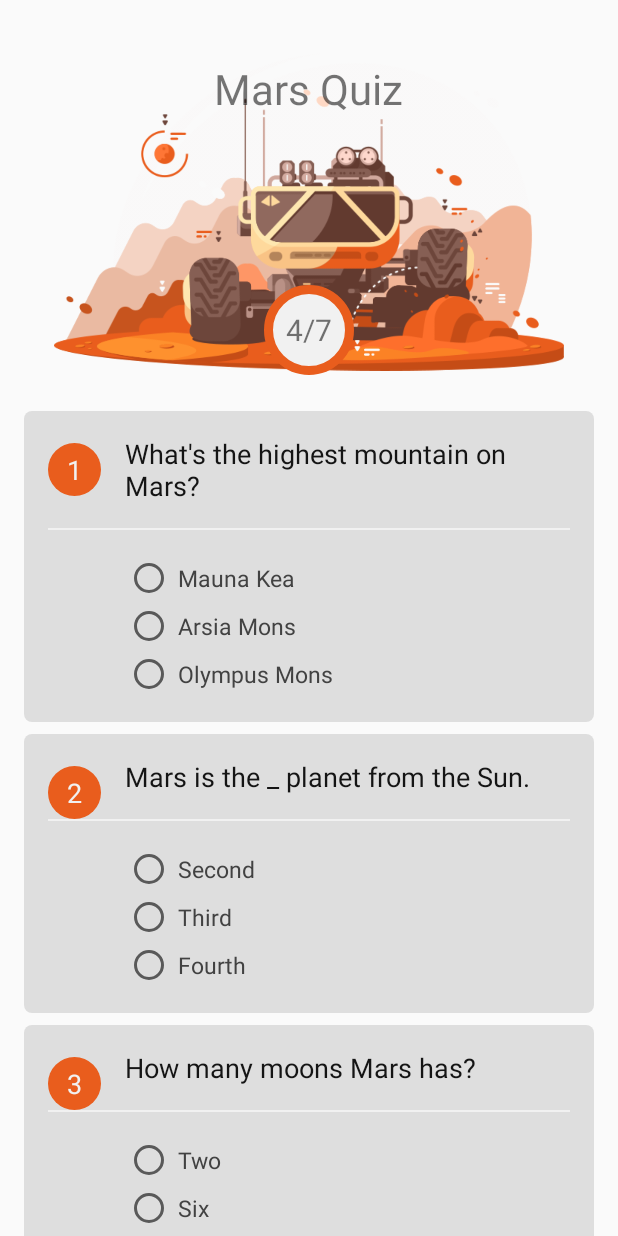
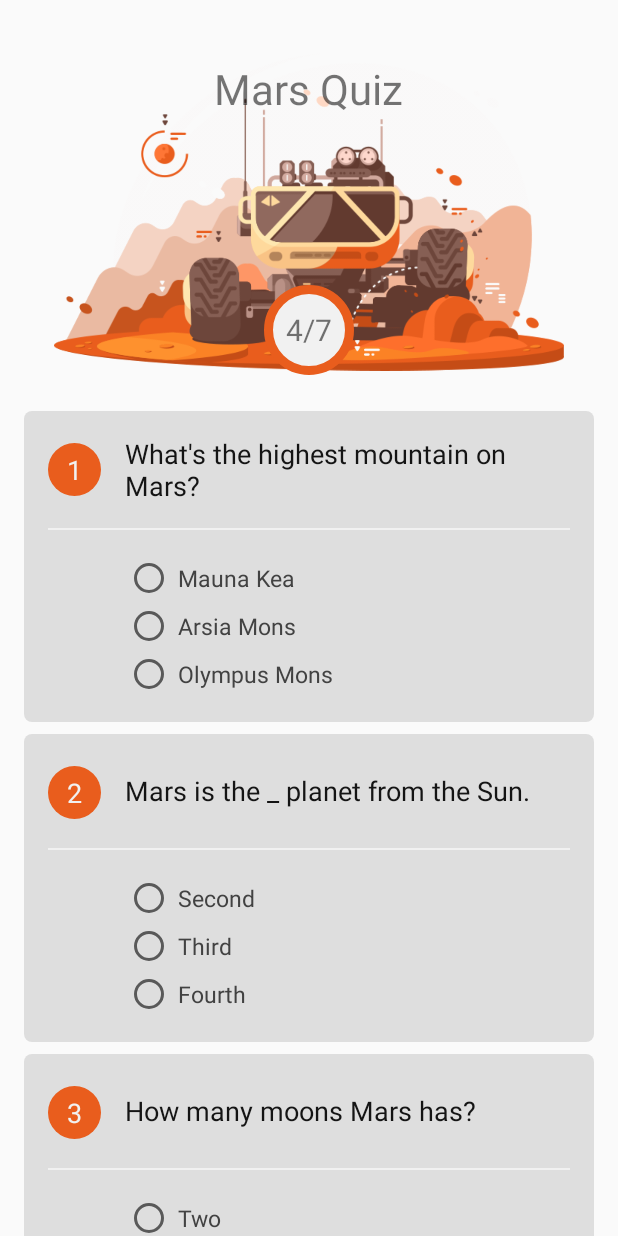
Before and after one commit to danieldogeanu/QuizApp, an Android app: the screen it shows after launch (MainActivity), on a phone screen of 412 x 824 dp. Run offline under Robolectric (Android 15) with nearby library versions, the phone set to English and light mode, and no system bars.

Commit message:
Fixed the Question and Divider Alignment Problems

```diff
--- a/app/src/main/res/values/styles.xml
+++ b/app/src/main/res/values/styles.xml
@@ -29,9 +29,11 @@
     <style name="QuizQuestion">
         <item name="android:layout_width">match_parent</item>
         <item name="android:layout_height">wrap_content</item>
+        <item name="android:minHeight">44dp</item>
         <item name="android:layout_marginLeft">16dp</item>
         <item name="android:textSize">18sp</item>
         <item name="android:textColor">@color/primaryTextColor</item>
+        <item name="android:gravity">center_vertical</item>
     </style>
 
     <style name="QuizDivider">
```
